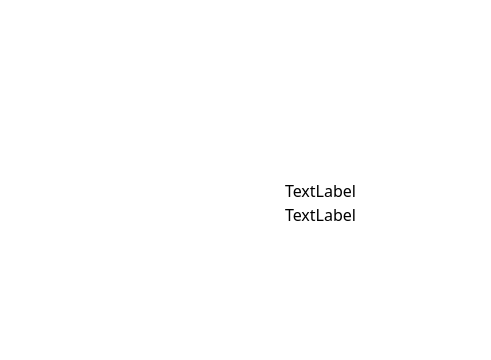
Before: the Qt Designer form Qt_2/gameplaywindow.ui in TadrosMaged/TicTacToe_Game, drawn with Qt 5; both pictures show x 340 to 831 and y 0 to 360 of the 831 by 682 pixel window.
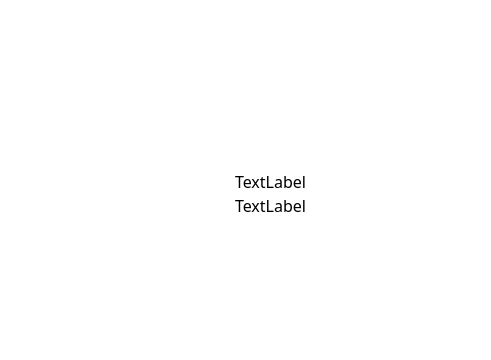
After: the same form once the commit is applied.

Patch:
```diff
--- a/Qt_2/gameplaywindow.ui
+++ b/Qt_2/gameplaywindow.ui
@@ -91,8 +91,8 @@
   <widget class="QLabel" name="label">
    <property name="geometry">
     <rect>
-     <x>520</x>
-     <y>180</y>
+     <x>470</x>
+     <y>171</y>
      <width>281</width>
      <height>20</height>
     </rect>
@@ -103,6 +103,11 @@
      <pointsize>12</pointsize>
     </font>
    </property>
+   <property name="styleSheet">
+    <string notr="true">color: rgb(0, 0, 0);
+background-color: rgba(255, 255, 255,0);
+border:none</string>
+   </property>
    <property name="text">
     <string>TextLabel</string>
    </property>
@@ -113,8 +118,8 @@
   <widget class="QLabel" name="label_2">
    <property name="geometry">
     <rect>
-     <x>520</x>
-     <y>199</y>
+     <x>470</x>
+     <y>190</y>
      <width>281</width>
      <height>31</height>
     </rect>
@@ -125,6 +130,11 @@
      <pointsize>12</pointsize>
     </font>
    </property>
+   <property name="styleSheet">
+    <string notr="true">color: rgb(0, 0, 0);
+background-color: rgba(255, 255, 255,0);
+border:none</string>
+   </property>
    <property name="text">
     <string>TextLabel</string>
    </property>
```
Left out of the diff: 18 changed lines with no effect on the pictures.
